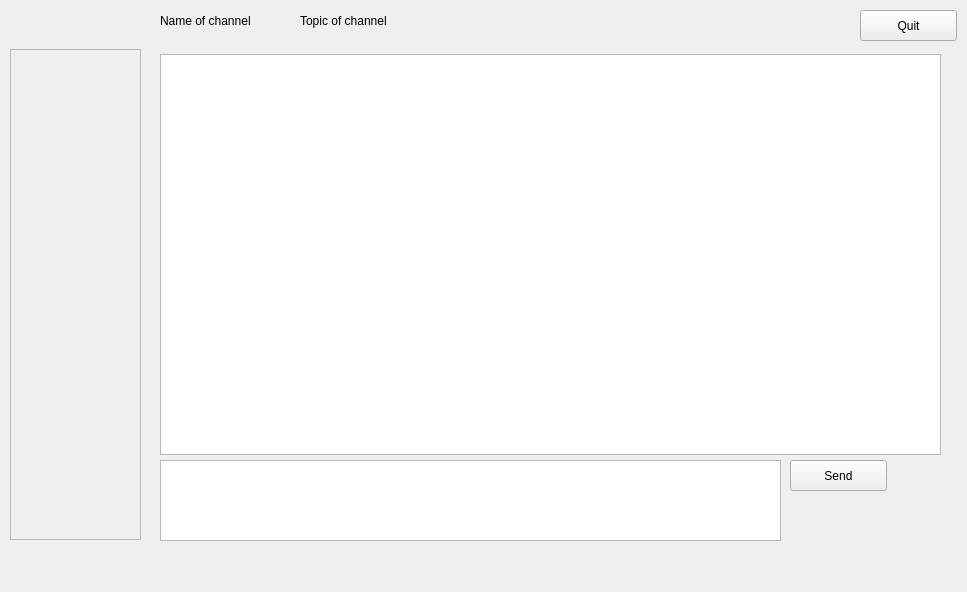
This is widget.ui in yafeunteun/PSEUDO-IRC-CLIENT as Qt 5 draws it before an edit. The edited form follows.
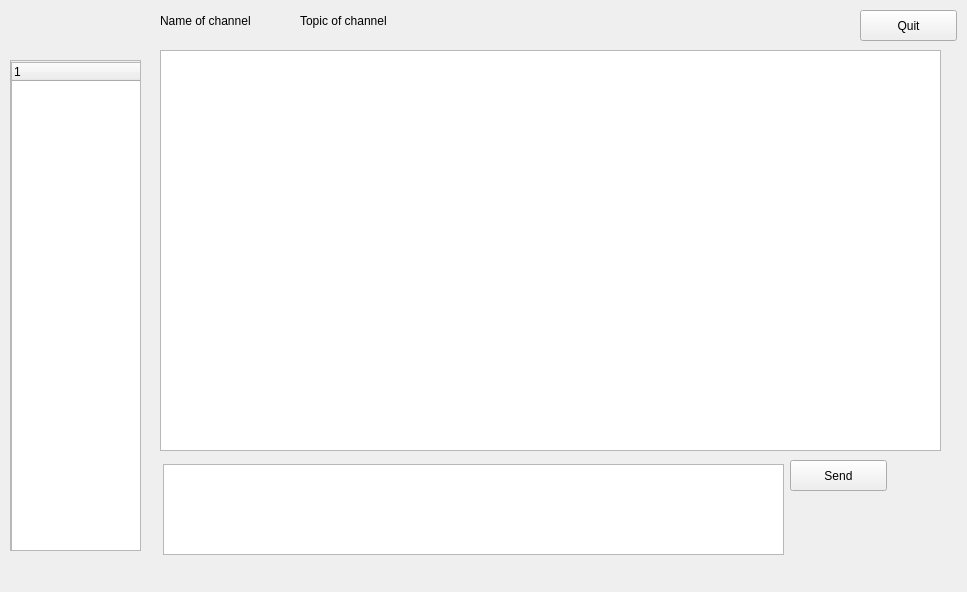
This is the edited form. Custom widgets are drawn as their Qt base class.

Commit message: Class client has been created to separate Client to its GUI thus we will be able to change the GUI in the future

Patch:
```diff
--- a/widget.ui
+++ b/widget.ui
@@ -17,7 +17,7 @@
    <property name="geometry">
     <rect>
      <x>10</x>
-     <y>49</y>
+     <y>60</y>
      <width>131</width>
      <height>491</height>
     </rect>
@@ -34,18 +34,23 @@
       <height>489</height>
      </rect>
     </property>
+    <widget class="QTreeWidget" name="treeWidget">
+     <property name="geometry">
+      <rect>
+       <x>0</x>
+       <y>1</y>
+       <width>131</width>
+       <height>491</height>
+      </rect>
+     </property>
+     <column>
+      <property name="text">
+       <string notr="true">1</string>
+      </property>
+     </column>
+    </widget>
    </widget>
   </widget>
-  <widget class="QTextEdit" name="textEdit">
-   <property name="geometry">
-    <rect>
-     <x>160</x>
-     <y>460</y>
-     <width>621</width>
-     <height>81</height>
-    </rect>
-   </property>
-  </widget>
   <widget class="QPushButton" name="pushButton">
    <property name="geometry">
     <rect>
@@ -102,7 +107,7 @@
    <property name="geometry">
     <rect>
      <x>160</x>
-     <y>54</y>
+     <y>50</y>
      <width>781</width>
      <height>401</height>
     </rect>
@@ -111,8 +116,25 @@
     <bool>true</bool>
    </property>
   </widget>
+  <widget class="TextEntry" name="textEdit">
+   <property name="geometry">
+    <rect>
+     <x>163</x>
+     <y>464</y>
+     <width>621</width>
+     <height>91</height>
+    </rect>
+   </property>
+  </widget>
  </widget>
  <layoutdefault spacing="6" margin="11"/>
+ <customwidgets>
+  <customwidget>
+   <class>TextEntry</class>
+   <extends>QTextEdit</extends>
+   <header location="global">textentry.h</header>
+  </customwidget>
+ </customwidgets>
  <resources/>
  <connections>
   <connection>
```
The commit also changes 17 other files.
